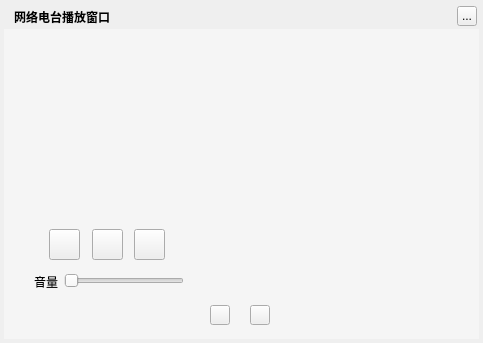
Greedysky/TTKMusicPlayer, file TTKModule/TTKWidget/musicUiKits/musicToolsKits/musicwebmusicradioplaywidget.ui: the form before one commit.
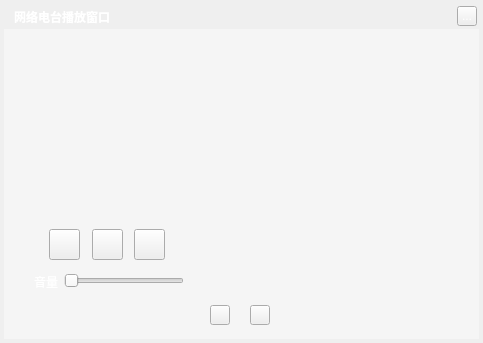
The form after the commit. Custom widgets are drawn as their Qt base class.

What changed in the file:
```diff
--- a/TTKModule/TTKWidget/musicUiKits/musicToolsKits/musicwebmusicradioplaywidget.ui
+++ b/TTKModule/TTKWidget/musicUiKits/musicToolsKits/musicwebmusicradioplaywidget.ui
@@ -13,6 +13,9 @@
   <property name="windowTitle">
    <string>网络电台播放窗口</string>
   </property>
+  <property name="styleSheet">
+   <string notr="true">color:white</string>
+  </property>
   <widget class="QLabel" name="background">
    <property name="geometry">
     <rect>
```
